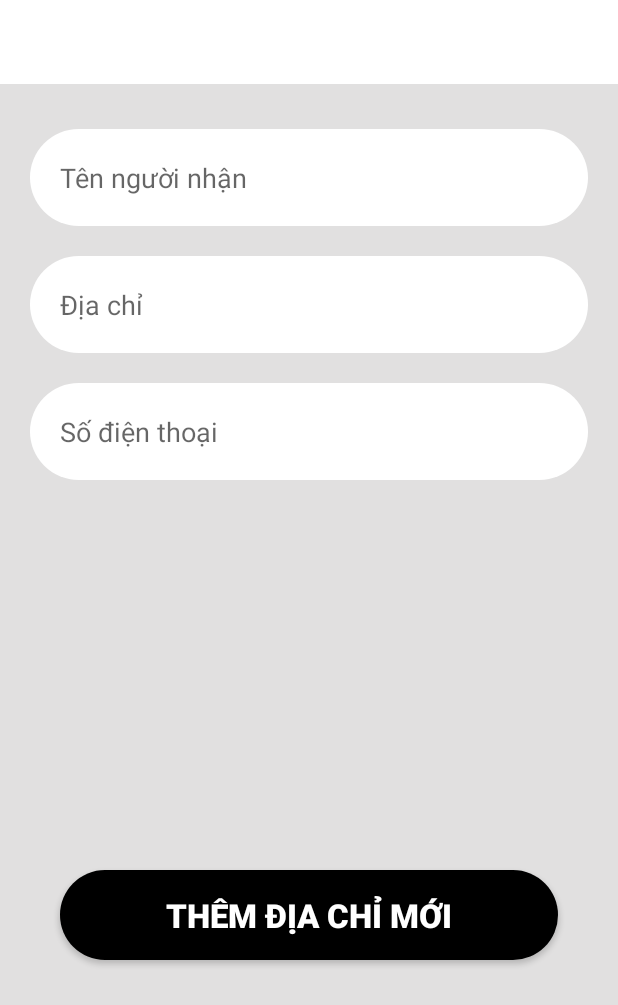
After one commit to DuAnTopNghiepMD05/AppDuAnMD05, an Android app: the layout layout_cap_nhat_dia_chi.xml on its own in the app's theme, with its tools: preview values and no code run, on a phone screen of 412 x 824 dp. The commit adds this screen. Shown: the top 1005 px of the screen. Run offline under Robolectric (Android 15) with nearby library versions, the light colour scheme and no system bars.

Commit message:
son ui cap nhat dia chi

```diff
--- a/app/src/main/res/drawable/button.xml
+++ b/app/src/main/res/drawable/button.xml
@@ -1,4 +1,4 @@
 <shape xmlns:android="http://schemas.android.com/apk/res/android" android:shape="rectangle">
     <solid android:color="@color/black" /> <!-- Màu sắc nền của nút -->
-    <corners android:radius="10dp" /> <!-- Góc bo tròn của nút -->
+    <corners android:radius="50dp" /> <!-- Góc bo tròn của nút -->
 </shape>
--- /dev/null
+++ b/app/src/main/res/drawable/edittext_radius.xml
@@ -0,0 +1,5 @@
+<?xml version="1.0" encoding="UTF-8"?>
+<shape android:shape="rectangle" xmlns:android="http://schemas.android.com/apk/res/android">
+    <solid android:color="@color/white"/>
+    <corners android:radius="40dp"/>
+</shape>
--- /dev/null
+++ b/app/src/main/res/layout/layout_cap_nhat_dia_chi.xml
@@ -0,0 +1,66 @@
+<?xml version="1.0" encoding="utf-8"?>
+<LinearLayout xmlns:android="http://schemas.android.com/apk/res/android"
+    android:layout_width="match_parent"
+    android:layout_height="match_parent"
+    android:background="#E1E0E0"
+    android:orientation="vertical">
+
+    <androidx.appcompat.widget.Toolbar
+        android:id="@+id/toolbar"
+        style="@style/ThemeOverlay.AppCompat.Dark"
+        android:layout_width="match_parent"
+        android:layout_height="wrap_content"
+        android:background="@color/white"
+        android:theme="@style/ThemeOverlay.AppCompat.Dark.ActionBar" />
+
+    <LinearLayout
+        android:orientation="vertical"
+        android:paddingHorizontal="20dp"
+        android:layout_width="match_parent"
+        android:layout_height="match_parent">
+
+        <EditText
+            android:layout_marginTop="30dp"
+            android:id="@+id/diachi_txtName"
+            android:layout_width="match_parent"
+            android:layout_height="wrap_content"
+            android:paddingVertical="20dp"
+            android:paddingHorizontal="20dp"
+            android:background="@drawable/edittext_radius"
+            android:hint="Tên người nhận" />
+
+        <EditText
+            android:layout_marginTop="20dp"
+            android:id="@+id/diachi_txtAdress"
+            android:layout_width="match_parent"
+            android:layout_height="wrap_content"
+            android:paddingVertical="20dp"
+            android:paddingHorizontal="20dp"
+            android:background="@drawable/edittext_radius"
+            android:hint="Địa chỉ" />
+        <EditText
+            android:layout_marginTop="20dp"
+            android:id="@+id/diachi_txtSdt"
+            android:layout_width="match_parent"
+            android:layout_height="wrap_content"
+            android:paddingVertical="20dp"
+            android:paddingHorizontal="20dp"
+            android:background="@drawable/edittext_radius"
+            android:hint="Số điện thoại" />
+
+
+        <androidx.appcompat.widget.AppCompatButton
+            android:id="@+id/diaChi_btnThem"
+            android:layout_width="match_parent"
+            android:layout_height="wrap_content"
+            android:layout_marginHorizontal="20dp"
+            android:paddingVertical="15dp"
+            android:text="Thêm địa chỉ mới"
+            android:textColor="@color/white"
+            android:textSize="22sp"
+            android:textStyle="bold"
+            android:layout_marginTop="260dp"
+            android:background="@drawable/button"/>
+    </LinearLayout>
+
+</LinearLayout>
```
